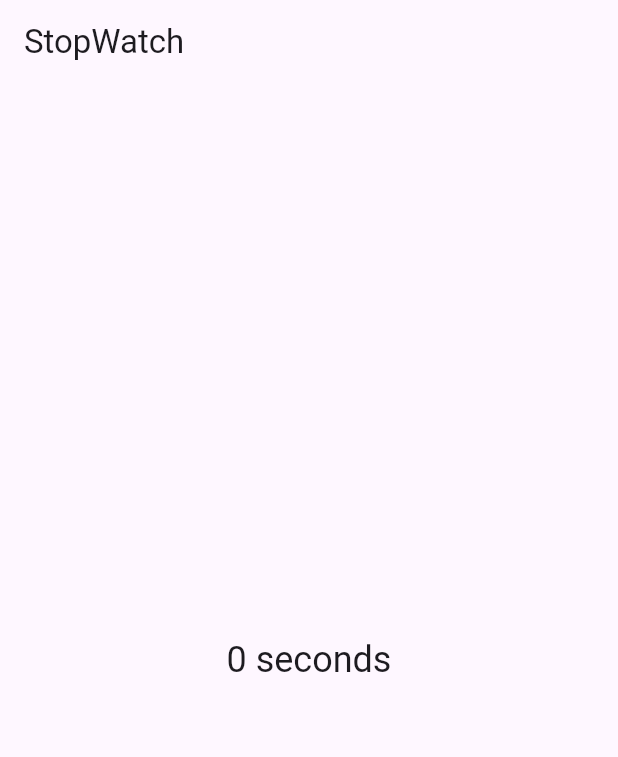
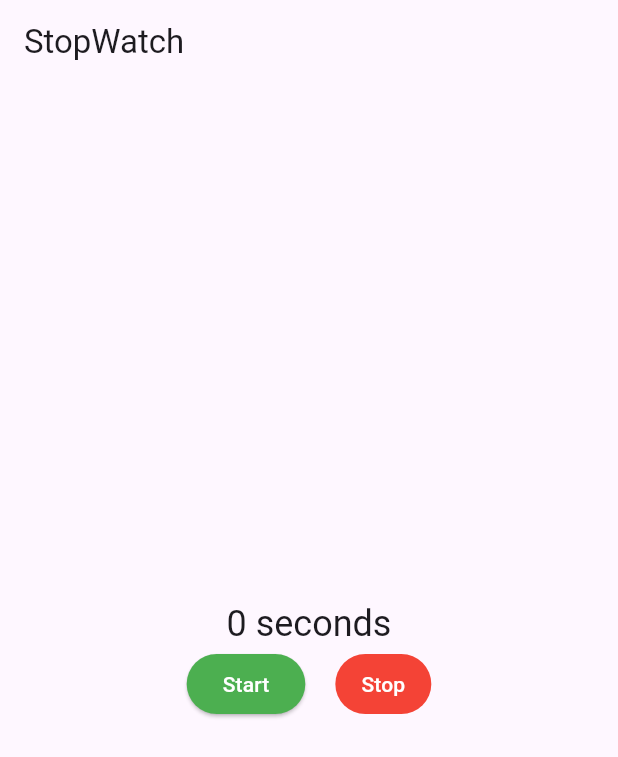
Before and after one commit to laurantine/stopwatch, a Flutter app: the first screen one second after launch, on a phone screen of 412 x 824 dp. Shown: the top 757 px of the screen. Run offline on Flutter 3.47's test engine with Material 3 defaults, Android fonts, the phone set to English and light mode, and no system bars.

Commit message:
adding buttons

```diff
--- a/lib/main.dart
+++ b/lib/main.dart
@@ -8,7 +8,10 @@ class StopWatchApp extends StatelessWidget {
 
   @override
   Widget build(BuildContext context) {
-    return const MaterialApp(
+    return MaterialApp(
+      theme: ThemeData(
+        primarySwatch: Colors.deepOrange,
+      ),
       home: Stopwatch(),
     );
   }
--- a/lib/stopwatch.dart
+++ b/lib/stopwatch.dart
@@ -9,14 +9,16 @@ class Stopwatch extends StatefulWidget {
   State<Stopwatch> createState() => _StopwatchState();
 }
 
+bool isTicking = false;
+
 class _StopwatchState extends State<Stopwatch> {
   int seconds = 0;
   late Timer timer;
   @override
-  void initState() {
-    super.initState();
-    timer = Timer.periodic(Duration(seconds: 1), _onTick);
-  }
+  // void initState() {
+  //   super.initState();
+  //   timer = Timer.periodic(Duration(seconds: 1), _onTick);
+  // }
 
   void _onTick(Timer timer) {
     if (mounted) {
@@ -29,6 +31,21 @@ class _StopwatchState extends State<Stopwatch> {
   Widget build(BuildContext context) {
     // ignore: no_leading_underscores_for_local_identifiers
     String _secondsText() => seconds == 1 ? 'second' : 'seconds';
+    void _startTimer() {
+      timer = Timer.periodic(const Duration(seconds: 1), _onTick);
+      setState(() {
+        seconds = 0;
+        isTicking = true;
+      });
+    }
+
+    void _stopTimer() {
+      timer.cancel();
+      setState(() {
+        isTicking = false;
+      });
+    }
+
     @override
     // ignore: unused_element
     void dispose() {
@@ -40,11 +57,39 @@ class _StopwatchState extends State<Stopwatch> {
       appBar: AppBar(
         title: const Text('StopWatch'),
       ),
-      body: Center(
-        child: Text(
-          '$seconds ${_secondsText()}',
-          style: Theme.of(context).textTheme.headlineSmall,
-        ),
+      body: Column(
+        mainAxisAlignment: MainAxisAlignment.center,
+        children: [
+          Text(
+            '$seconds ${_secondsText()}',
+            style: Theme.of(context).textTheme.headlineSmall,
+          ),
+          Row(
+            mainAxisAlignment: MainAxisAlignment.center,
+            children: [
+              ElevatedButton(
+                style: ButtonStyle(
+                  backgroundColor:
+                      MaterialStateProperty.all<Color>(Colors.green),
+                  foregroundColor:
+                      MaterialStateProperty.all<Color>(Colors.white),
+                ),
+                onPressed: isTicking ? null : _startTimer,
+                child: const Text('Start'),
+              ),
+              const SizedBox(width: 20),
+              TextButton(
+                style: ButtonStyle(
+                    backgroundColor:
+                        MaterialStateProperty.all<Color>(Colors.red),
+                    foregroundColor:
+                        MaterialStateProperty.all<Color>(Colors.white)),
+                onPressed: isTicking ? _stopTimer : null,
+                child: const Text('Stop'),
+              ),
+            ],
+          )
+        ],
       ),
     );
   }
```
